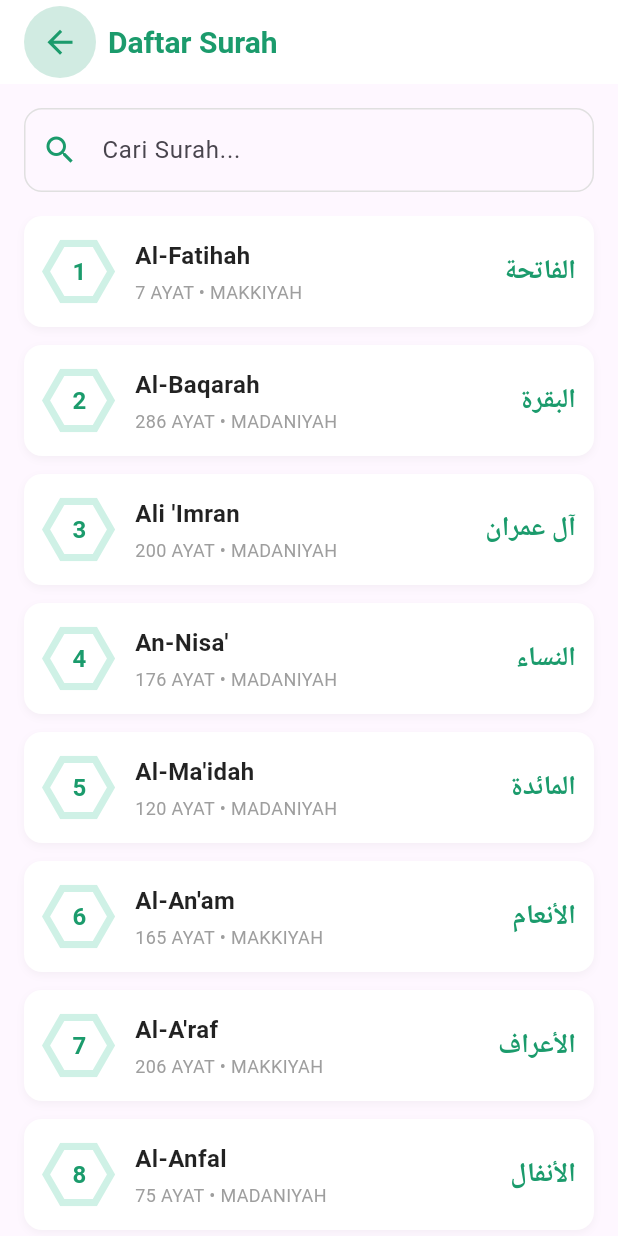
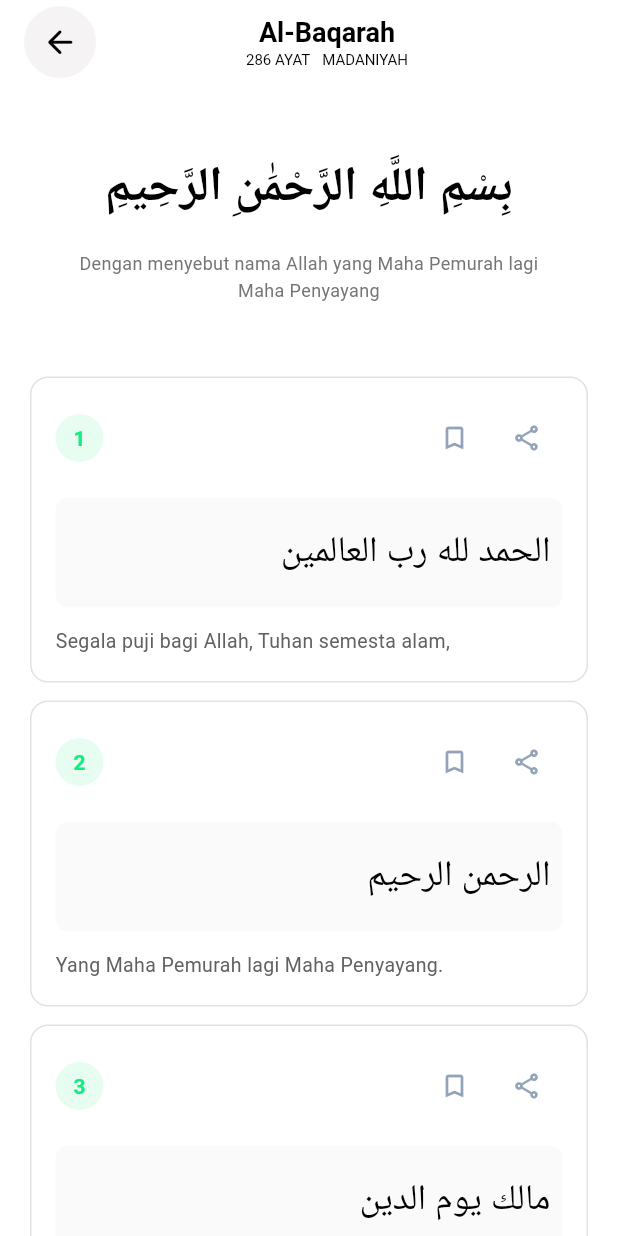
Before and after one commit to anampict/NgajiLeapps, a Flutter app: the screen it shows after launch, on a phone screen of 412 x 824 dp. Run offline on Flutter 3.47's test engine with Material 3 defaults, Android fonts, the phone set to English and light mode, and no system bars; our stand-ins replace flutter_svg; Roboto replaces fonts that are missing (Arabic, Primary).

Commit message:
init baca surah screen

```diff
--- a/lib/main.dart
+++ b/lib/main.dart
@@ -1,5 +1,6 @@
 import 'package:flutter/material.dart';
 import 'package:sm6aplikasiku/screens/SplashScreen.dart';
+import 'package:sm6aplikasiku/screens/daftarsurah/BacaSurahScreen.dart';
 import 'package:sm6aplikasiku/screens/daftarsurah/DaftarSurahScreen.dart';
 import 'package:sm6aplikasiku/screens/dashboard/Homescreen.dart';
 
@@ -33,7 +34,7 @@ class MyApp extends StatelessWidget {
         // tested with just a hot reload.
         colorScheme: ColorScheme.fromSeed(seedColor: Colors.deepPurple),
       ),
-      home: const Daftarsurahscreen(),
+      home: const Bacasurahscreen(),
     );
   }
 }
--- /dev/null
+++ b/lib/screens/daftarsurah/BacaSurahScreen.dart
@@ -0,0 +1,267 @@
+import 'package:flutter/material.dart';
+
+class Ayat {
+  final int nomor;
+  final String teksArab;
+  final String terjemahan;
+
+  Ayat({required this.nomor, required this.teksArab, required this.terjemahan});
+}
+
+class Bacasurahscreen extends StatefulWidget {
+  const Bacasurahscreen({super.key});
+
+  @override
+  State<Bacasurahscreen> createState() => _BacasurahscreenState();
+}
+
+class _BacasurahscreenState extends State<Bacasurahscreen> {
+  final List<Ayat> ayatList = [
+    Ayat(
+      nomor: 1,
+      teksArab: 'الحمد لله رب العالمين',
+      terjemahan: 'Segala puji bagi Allah, Tuhan semesta alam,',
+    ),
+    Ayat(
+      nomor: 2,
+      teksArab: 'الرحمن الرحيم',
+      terjemahan: 'Yang Maha Pemurah lagi Maha Penyayang.',
+    ),
+    Ayat(
+      nomor: 3,
+      teksArab: 'مالك يوم الدين',
+      terjemahan: '(Dialah) Penguasa hari Pembalasan.',
+    ),
+  ];
+
+  @override
+  Widget build(BuildContext context) {
+    return Scaffold(
+      backgroundColor: Colors.white,
+      appBar: AppBar(
+        backgroundColor: Colors.white,
+        elevation: 0,
+        centerTitle: true,
+        title: Row(
+          mainAxisAlignment: MainAxisAlignment.start,
+          children: [
+            Container(
+              decoration: BoxDecoration(
+                shape: BoxShape.circle,
+                color: const Color.fromARGB(255, 245, 243, 243),
+              ),
+              child: IconButton(
+                onPressed: () => Navigator.pop(context),
+                icon: const Icon(Icons.arrow_back_rounded),
+                color: Colors.black,
+                iconSize: 25,
+              ),
+            ),
+            const SizedBox(width: 100),
+            Column(
+              crossAxisAlignment: CrossAxisAlignment.center,
+              children: const [
+                Text(
+                  'Al-Baqarah',
+                  style: TextStyle(
+                    fontFamily: 'Primary',
+                    fontSize: 18,
+                    fontWeight: FontWeight.w700,
+                    color: Colors.black,
+                  ),
+                ),
+                Row(
+                  children: [
+                    Text(
+                      '286 AYAT',
+                      style: TextStyle(
+                        fontFamily: 'Primary',
+                        fontSize: 10,
+                        fontWeight: FontWeight.w400,
+                        color: Colors.black,
+                      ),
+                    ),
+                    const SizedBox(width: 8),
+                    Text(
+                      'MADANIYAH',
+                      style: TextStyle(
+                        fontFamily: 'Primary',
+                        fontSize: 10,
+                        fontWeight: FontWeight.w400,
+                        color: Colors.black,
+                      ),
+                    ),
+                  ],
+                ),
+              ],
+            ),
+          ],
+        ),
+      ),
+      body: SingleChildScrollView(
+        padding: const EdgeInsets.symmetric(horizontal: 20, vertical: 16),
+        child: Column(
+          children: [
+            // Bismillah Header
+            Container(
+              padding: const EdgeInsets.symmetric(vertical: 24, horizontal: 16),
+              decoration: BoxDecoration(
+                color: const Color.fromARGB(255, 255, 255, 255),
+                borderRadius: BorderRadius.circular(12),
+              ),
+              child: Column(
+                children: [
+                  Text(
+                    'بِسْمِ اللَّهِ الرَّحْمَٰنِ الرَّحِيمِ',
+                    textDirection: TextDirection.rtl,
+                    textAlign: TextAlign.center,
+                    style: const TextStyle(
+                      fontFamily: 'Arabic',
+                      fontSize: 32,
+                      fontWeight: FontWeight.w600,
+                      color: Colors.black,
+                      height: 1.8,
+                    ),
+                  ),
+                  const SizedBox(height: 12),
+                  Text(
+                    'Dengan menyebut nama Allah yang Maha Pemurah lagi Maha Penyayang',
+                    textAlign: TextAlign.center,
+                    style: TextStyle(
+                      fontFamily: 'Primary',
+                      fontSize: 12,
+                      fontWeight: FontWeight.w400,
+                      color: Colors.grey[600],
+                      height: 1.5,
+                    ),
+                  ),
+                ],
+              ),
+            ),
+            const SizedBox(height: 24),
+
+            // Ayat List
+            ListView.builder(
+              shrinkWrap: true,
+              physics: const NeverScrollableScrollPhysics(),
+              itemCount: ayatList.length,
+              itemBuilder: (context, index) {
+                final ayat = ayatList[index];
+                return Column(
+                  children: [
+                    // Card Ayat
+                    Container(
+                      padding: const EdgeInsets.all(16),
+                      decoration: BoxDecoration(
+                        color: Colors.white,
+                        borderRadius: BorderRadius.circular(12),
+                        border: Border.all(color: Colors.grey.withOpacity(0.3)),
+                      ),
+                      child: Column(
+                        crossAxisAlignment: CrossAxisAlignment.start,
+                        children: [
+                          // Header dengan nomor dan icons
+                          Row(
+                            mainAxisAlignment: MainAxisAlignment.spaceBetween,
+                            children: [
+                              // Nomor Ayat
+                              Container(
+                                width: 32,
+                                height: 32,
+                                decoration: BoxDecoration(
+                                  color: const Color(
+                                    0xff13EC80,
+                                  ).withOpacity(0.1),
+                                  shape: BoxShape.circle,
+                                ),
+                                child: Center(
+                                  child: Text(
+                                    '${ayat.nomor}',
+                                    style: const TextStyle(
+                                      color: Color(0xff13EC80),
+                                      fontWeight: FontWeight.w600,
+                                      fontSize: 14,
+                                    ),
+                                  ),
+                                ),
+                              ),
+                              // Icons
+                              Row(
+                                children: [
+                                  IconButton(
+                                    onPressed: () {},
+                                    icon: const Icon(
+                                      Icons.bookmark_border,
+                                      color: Color(0xff94A3B8),
+                                      size: 20,
+                                    ),
+                                    constraints: const BoxConstraints(),
+                                    padding: const EdgeInsets.all(8),
+                                  ),
+                                  IconButton(
+                                    onPressed: () {},
+                                    icon: const Icon(
+                                      Icons.share_outlined,
+                                      color: Color(0xff94A3B8),
+                                      size: 20,
+                                    ),
+                                    constraints: const BoxConstraints(),
+                                    padding: const EdgeInsets.all(8),
+                                  ),
+                                ],
+                              ),
+                            ],
+                          ),
+                          const SizedBox(height: 16),
+
+                          // Teks Arab
+                          Container(
+                            width: double.infinity,
+                            padding: const EdgeInsets.symmetric(
+                              vertical: 12,
+                              horizontal: 8,
+                            ),
+                            decoration: BoxDecoration(
+                              color: Colors.grey.withOpacity(0.05),
+                              borderRadius: BorderRadius.circular(8),
+                            ),
+                            child: Text(
+                              ayat.teksArab,
+                              textDirection: TextDirection.rtl,
+                              textAlign: TextAlign.right,
+                              style: const TextStyle(
+                                fontFamily: 'Arabic',
+                                fontSize: 24,
+                                fontWeight: FontWeight.w500,
+                                color: Colors.black,
+                                height: 2,
+                              ),
+                            ),
+                          ),
+                          const SizedBox(height: 12),
+
+                          // Terjemahan
+                          Text(
+                            ayat.terjemahan,
+                            style: TextStyle(
+                              fontFamily: 'Primary',
+                              fontSize: 13,
+                              fontWeight: FontWeight.w400,
+                              color: Colors.grey[700],
+                              height: 1.6,
+                            ),
+                          ),
+                        ],
+                      ),
+                    ),
+                    const SizedBox(height: 12),
+                  ],
+                );
+              },
+            ),
+          ],
+        ),
+      ),
+    );
+  }
+}
--- a/lib/screens/daftarsurah/DaftarSurahScreen.dart
+++ b/lib/screens/daftarsurah/DaftarSurahScreen.dart
@@ -48,7 +48,7 @@ class _DaftarsurahscreenState extends State<Daftarsurahscreen> {
             Container(
               decoration: BoxDecoration(
                 shape: BoxShape.circle,
-                color: const Color(0xFF1B9B6C).withOpacity(0.2),
+                color: const Color.fromARGB(255, 245, 243, 243),
               ),
               child: IconButton(
                 onPressed: () => Navigator.pop(context),
```
